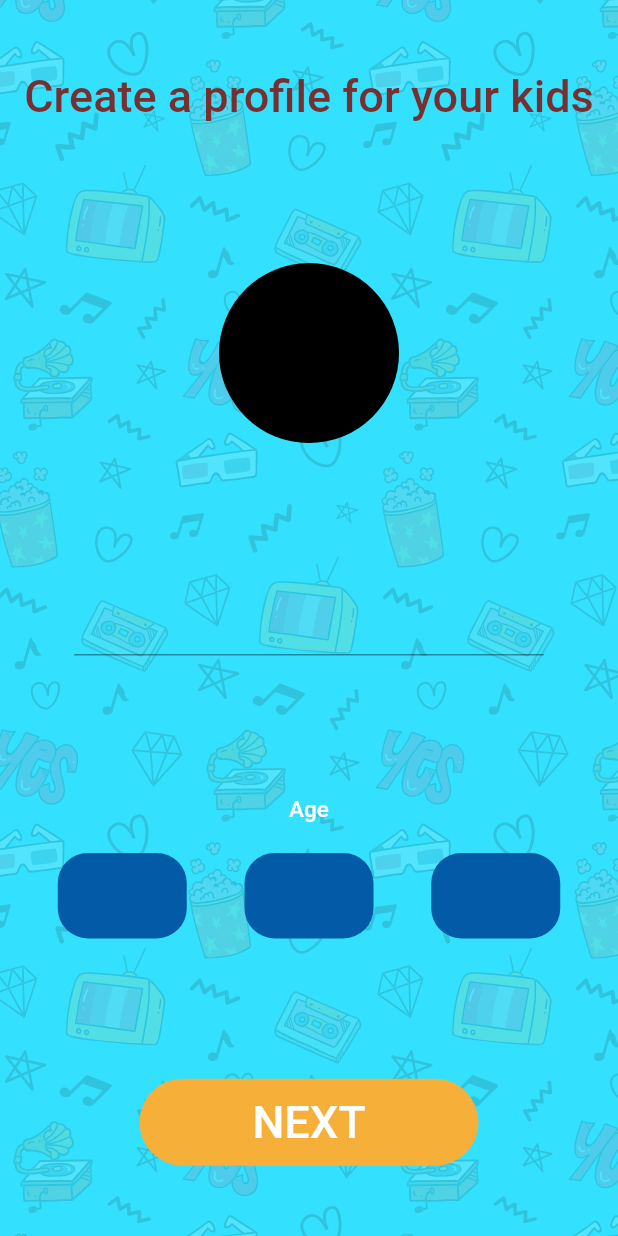
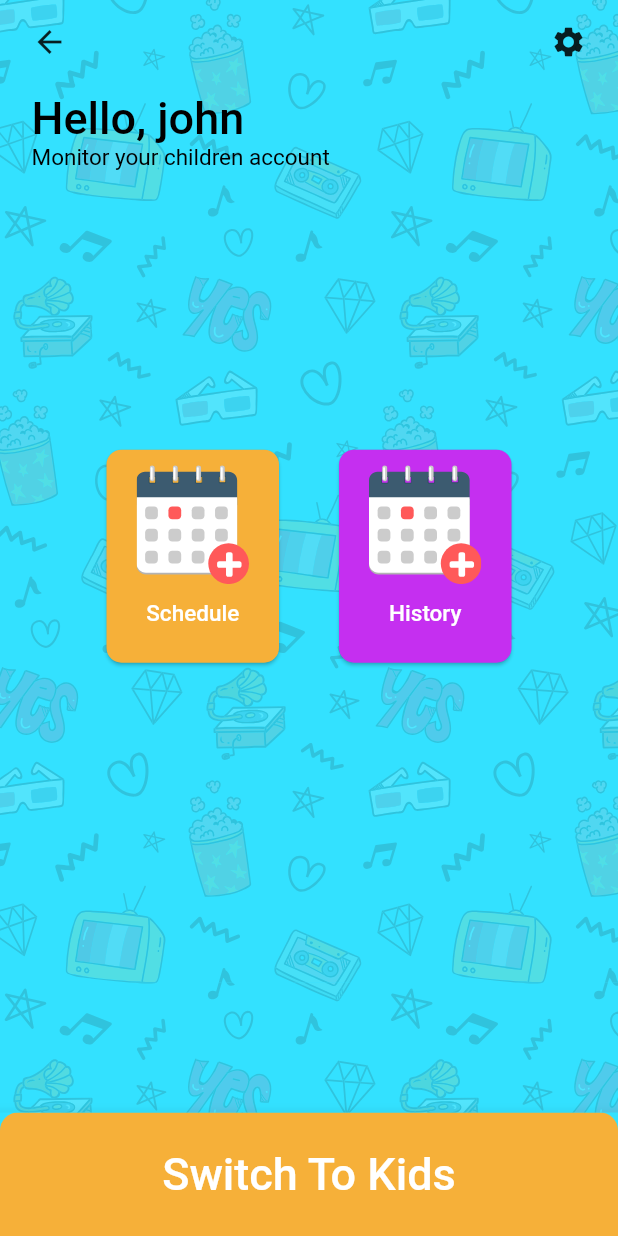
Before and after one commit to katari-code/save_kids, a Flutter app: the screen it shows after launch, on a phone screen of 412 x 824 dp. Run offline on Flutter 3.47's test engine with Material 2 defaults, Android fonts, the phone set to English and light mode, and no system bars; our stand-ins replace flutter_svg, google_fonts.

Commit message:
parent view screen added

```diff
--- a/lib/main.dart
+++ b/lib/main.dart
@@ -1,6 +1,6 @@
 import 'package:flutter/material.dart';
-import 'package:save_kids/screens/child_screen/crete_child_provide.dart';
 
+import 'package:save_kids/screens/parent_screens/parent_dashboard.dart';
 
 void main() {
   runApp(MyApp());
@@ -16,16 +16,7 @@ class MyApp extends StatelessWidget {
         primarySwatch: Colors.blue,
         visualDensity: VisualDensity.adaptivePlatformDensity,
       ),
-      home: ChildScreen(),
+      home: ParentDashBoard(),
     );
   }
 }
-
-class App extends StatelessWidget {
-  @override
-  Widget build(BuildContext context) {
-    return Container(
-      child: Text("Hi"),
-    );
-  }
-}
--- /dev/null
+++ b/lib/screens/parent_screens/parent_dashboard.dart
@@ -0,0 +1,147 @@
+import 'package:flutter/material.dart';
+import 'package:flutter_svg/flutter_svg.dart';
+import 'package:save_kids/util/style.dart';
+
+class ParentDashBoard extends StatefulWidget {
+  @override
+  _ParentDashBoardState createState() => _ParentDashBoardState();
+}
+
+class _ParentDashBoardState extends State<ParentDashBoard> {
+  @override
+  Widget build(BuildContext context) {
+    return Scaffold(
+      backgroundColor: kBlueColor,
+      body: SafeArea(
+        child: Stack(
+          children: <Widget>[
+            Opacity(
+              opacity: 0.15,
+              child: Transform.scale(
+                scale: 5,
+                child: SvgPicture.asset("images/svgs/background.svg"),
+              ),
+            ),
+            Container(
+              padding: EdgeInsets.symmetric(horizontal: 21, vertical: 16),
+              child: Column(
+                crossAxisAlignment: CrossAxisAlignment.stretch,
+                children: <Widget>[
+                  Row(
+                    mainAxisAlignment: MainAxisAlignment.spaceBetween,
+                    children: <Widget>[
+                      GestureDetector(
+                          onTap: () {}, child: Icon(Icons.arrow_back)),
+                      GestureDetector(
+                          onTap: () {}, child: Icon(Icons.settings)),
+                    ],
+                  ),
+                  SizedBox(
+                    height: 21,
+                  ),
+                  Text(
+                    'Hello, john',
+                    style: kBubblegum_sans1.copyWith(color: Colors.black),
+                  ),
+                  Text(
+                    'Monitor your children account',
+                    style: kBubblegum_sans3.copyWith(
+                        color: Colors.black, fontWeight: FontWeight.normal),
+                  ),
+                ],
+              ),
+            ),
+            Center(
+              child: Container(
+                alignment: Alignment.center,
+                height: 150,
+                // width: 300,
+                child: buildParentFeatures(),
+              ),
+            )
+          ],
+        ),
+      ),
+      bottomNavigationBar: BottomAppBar(
+        clipBehavior: Clip.antiAliasWithSaveLayer,
+        color: kBlueColor,
+        child: Container(
+          decoration: BoxDecoration(
+            borderRadius: BorderRadius.vertical(
+              top: Radius.circular(12),
+            ),
+            color: kYellowColor,
+          ),
+          height: MediaQuery.of(context).size.height * 0.1,
+          alignment: Alignment.center,
+          child: InkWell(
+            onTap: () {},
+            child: Text(
+              'Switch To Kids',
+              style: kGoogle_style.copyWith(fontSize: 30),
+            ),
+          ),
+        ),
+      ),
+    );
+  }
+
+  Widget buildParentFeatures() {
+    return Row(
+      mainAxisAlignment: MainAxisAlignment.center,
+      children: <Widget>[
+        InkWell(
+          child: Card(
+            shape: RoundedRectangleBorder(
+              borderRadius: BorderRadius.circular(10),
+            ),
+            color: kYellowColor,
+            child: Column(
+              children: <Widget>[
+                Container(
+                  child: SvgPicture.asset(
+                    "images/svgs/schedule.svg",
+                  ),
+                  padding: EdgeInsets.only(top: 0, left: 20, right: 20),
+                  height: 100,
+                  width: 115,
+                ),
+                Text(
+                  'Schedule',
+                  style: kBubblegum_sans3,
+                )
+              ],
+            ),
+          ),
+        ),
+        SizedBox(
+          width: 32,
+        ),
+        InkWell(
+          child: Card(
+            shape: RoundedRectangleBorder(
+              borderRadius: BorderRadius.circular(10),
+            ),
+            color: kPurpleColor,
+            child: Column(
+              children: <Widget>[
+                Container(
+                  child: SvgPicture.asset(
+                    "images/svgs/schedule.svg",
+                  ),
+                  padding: EdgeInsets.only(top: 0, left: 20, right: 20),
+                  height: 100,
+                  width: 115,
+                ),
+                Text(
+                  'History',
+                  style: kBubblegum_sans3,
+                )
+              ],
+            ),
+          ),
+        ),
+      ],
+    );
+  }
+}
```
Also changed, not shown: lib/components/parent_components/schedule_summary_card.dart (added, +77 -0 lines), lib/components/parent_components/video_card.dart (added, +50 -0 lines), 1 other file.
